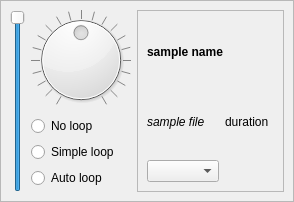
Old version of the form sampleparams.ui in the repository silvansky/DamnSampler.
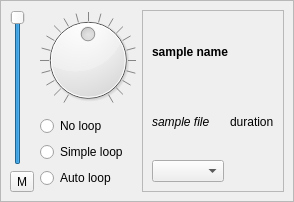
New version of the form.

Commit message: Sample mute support.

```diff
--- a/sampleparams.ui
+++ b/sampleparams.ui
@@ -38,6 +38,8 @@
        <number>9</number>
       </property>
       <item>
+       <layout class="QVBoxLayout" name="verticalLayout_2">
+        <item>
        <widget class="QSlider" name="volumeSlider">
         <property name="toolTip">
          <string>Volume</string>
@@ -52,6 +54,18 @@
          <enum>Qt::Vertical</enum>
         </property>
        </widget>
+        </item>
+        <item>
+         <widget class="QToolButton" name="muteButton">
+          <property name="text">
+           <string>M</string>
+          </property>
+          <property name="checkable">
+           <bool>true</bool>
+          </property>
+         </widget>
+        </item>
+       </layout>
       </item>
       <item>
        <layout class="QVBoxLayout" name="verticalLayout">
```
Lines whose indentation alone changed are shown as unchanged. The commit also changes 3 other files.
